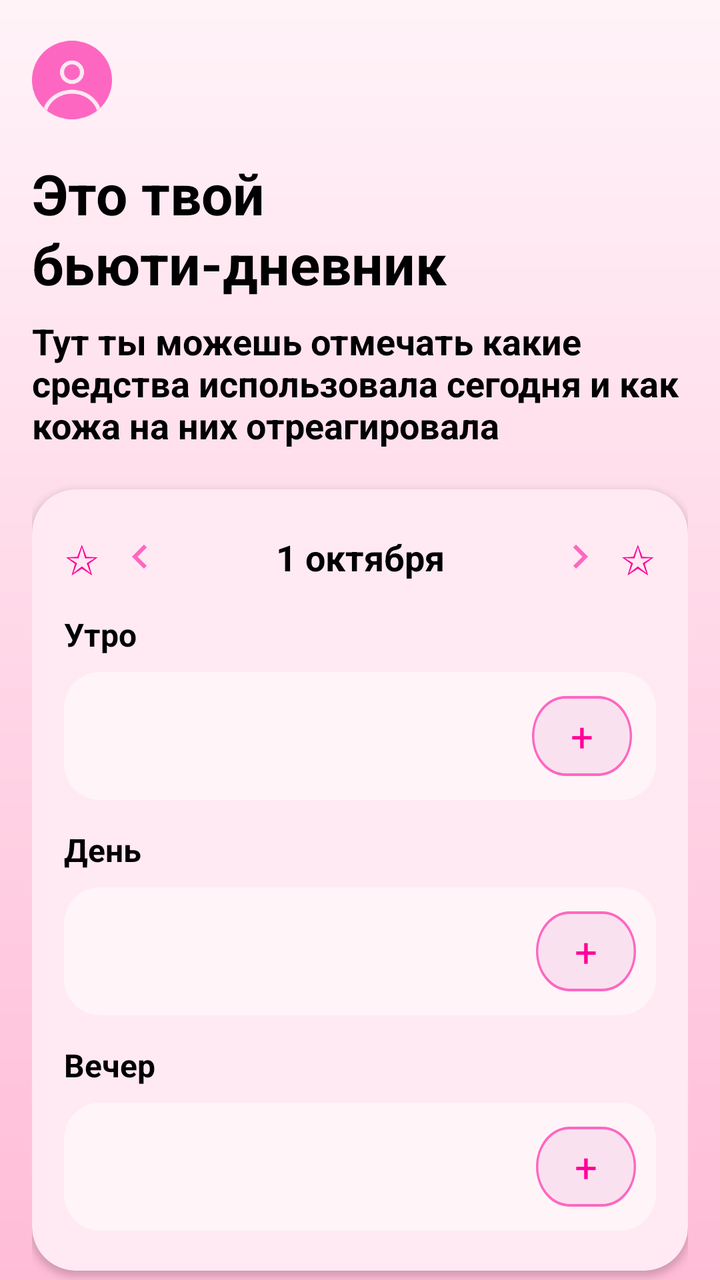
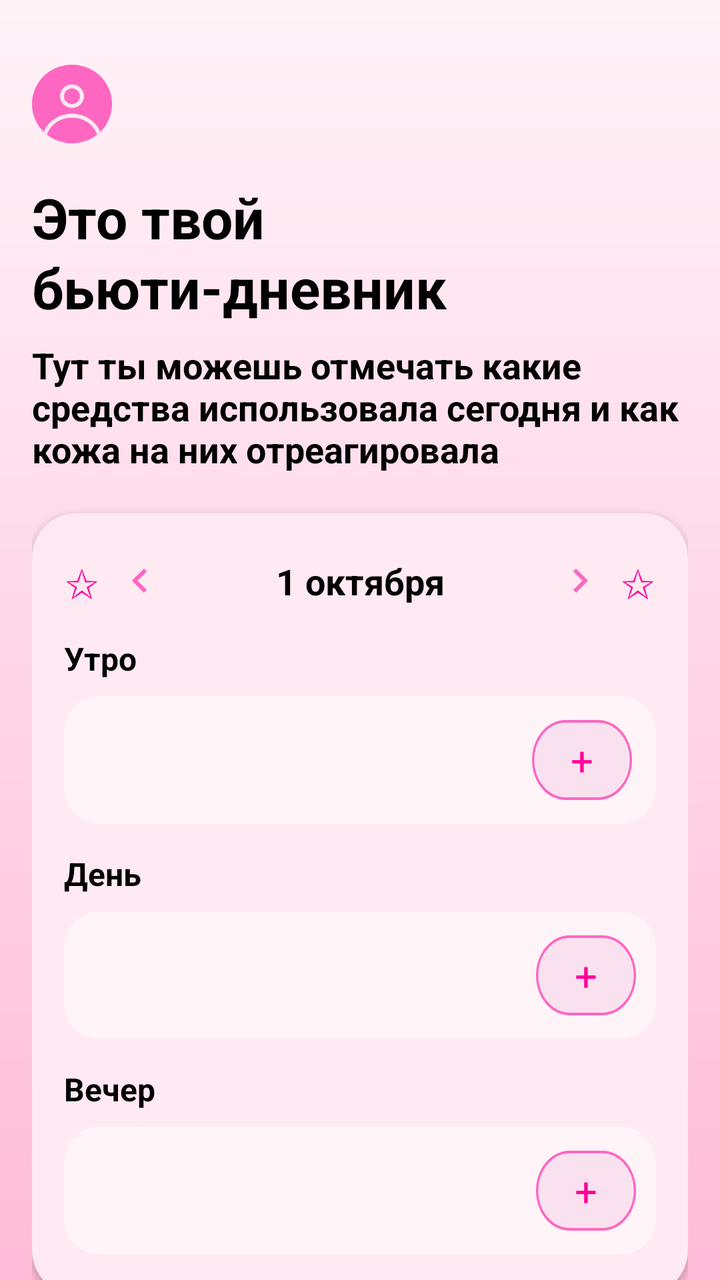

Screens rendered from an Android XML layout before and after an edit, with the pre-edit source and the edit as a unified diff.
<!-- AndroidManifest.xml: activity theme Theme.MyApplication -->
<!-- res/layout/activity_beauty_diary.xml -->
<?xml version="1.0" encoding="utf-8"?>
<androidx.constraintlayout.widget.ConstraintLayout
    xmlns:android="http://schemas.android.com/apk/res/android"
    xmlns:app="http://schemas.android.com/apk/res-auto"
    xmlns:tools="http://schemas.android.com/tools"
    android:layout_width="match_parent"
    android:layout_height="match_parent"
    android:background="@drawable/bg_diary_gradient"
    android:paddingStart="16dp"
    android:paddingEnd="16dp">

    
    <LinearLayout
        android:id="@+id/headerRow"
        android:layout_width="0dp"
        android:layout_height="wrap_content"
        android:layout_marginTop="20dp"
        android:orientation="horizontal"
        android:gravity="center_vertical"
        app:layout_constraintTop_toTopOf="parent"
        app:layout_constraintStart_toStartOf="parent"
        app:layout_constraintEnd_toEndOf="parent">

        <ImageView
            android:id="@+id/user_profile"
            android:layout_width="40dp"
            android:layout_height="40dp"
            android:src="@drawable/user_avatar" />


    </LinearLayout>


    
    <TextView
        android:id="@+id/titleText"
        android:layout_width="0dp"
        android:layout_height="wrap_content"
        android:layout_marginTop="18dp"
        android:lineSpacingExtra="2dp"
        android:text="Это твой бьюти-дневник"
        android:textColor="@color/text_primary"
        android:textSize="28sp"
        android:textStyle="bold"
        app:layout_constraintTop_toBottomOf="@id/headerRow"
        app:layout_constraintStart_toStartOf="parent"
        app:layout_constraintEnd_toEndOf="parent"/>

    <TextView
        android:id="@+id/subtitle"
        android:layout_width="0dp"
        android:layout_height="wrap_content"
        android:layout_marginTop="8dp"
        android:text="Тут ты можешь отмечать какие средства использовала сегодня и как кожа на них отреагировала"
        android:textColor="@color/text_primary"
        android:textSize="18sp"
        android:textStyle="bold"
        app:layout_constraintTop_toBottomOf="@id/titleText"
        app:layout_constraintStart_toStartOf="parent"
        app:layout_constraintEnd_toEndOf="parent"/>

    
    <androidx.cardview.widget.CardView
        android:id="@+id/dayCard"
        android:layout_width="0dp"
        android:layout_height="wrap_content"
        android:layout_marginTop="20dp"
        android:layout_marginBottom="16dp"
        app:cardBackgroundColor="@color/cardPink"
        app:cardCornerRadius="22dp"
        app:cardElevation="2dp"
        app:layout_constraintTop_toBottomOf="@id/subtitle"
        app:layout_constraintStart_toStartOf="parent"
        app:layout_constraintEnd_toEndOf="parent">

        <LinearLayout
            android:layout_width="match_parent"
            android:layout_height="wrap_content"
            android:orientation="vertical"
            android:padding="16dp">

            
            <LinearLayout
                android:id="@+id/dateNav"
                android:layout_width="match_parent"
                android:layout_height="wrap_content"
                android:orientation="horizontal"
                android:gravity="center_vertical"
                android:paddingTop="4dp"
                android:paddingBottom="8dp">

                <TextView
                    android:layout_width="wrap_content"
                    android:layout_height="wrap_content"
                    android:text="✩"
                    android:textColor="@color/primary"
                    android:textSize="20sp"/>

                <ImageView
                    android:id="@+id/prevDay"
                    android:layout_width="24dp"
                    android:layout_height="24dp"
                    android:layout_marginStart="8dp"
                    android:scaleX="-1"
                    android:src="@drawable/ic_arrow"/>

                <TextView
                    android:id="@+id/dateTitle"
                    android:layout_width="0dp"
                    android:layout_height="wrap_content"
                    android:layout_marginStart="12dp"
                    android:layout_marginEnd="12dp"
                    android:layout_weight="1"
                    android:gravity="center"
                    android:text="1 октября"
                    android:textColor="@color/text_primary"
                    android:textSize="18sp"
                    android:textStyle="bold"/>

                <ImageView
                    android:id="@+id/nextDay"
                    android:layout_width="24dp"
                    android:layout_height="24dp"
                    android:src="@drawable/ic_arrow"/>

                <TextView
                    android:layout_width="wrap_content"
                    android:layout_height="wrap_content"
                    android:layout_marginStart="8dp"
                    android:text="✩"
                    android:textColor="@color/primary"
                    android:textSize="20sp"/>
            </LinearLayout>

            
            <TextView
                android:id="@+id/morningTitle"
                android:layout_width="wrap_content"
                android:layout_height="wrap_content"
                android:layout_marginTop="6dp"
                android:text="Утро"
                android:textColor="@color/text_primary"
                android:textSize="16sp"
                android:textStyle="bold"/>

            <RelativeLayout
                android:id="@+id/morningContainer"
                android:layout_width="match_parent"
                android:layout_height="64dp"
                android:layout_marginTop="8dp">

                <View
                    android:id="@+id/morningBg"
                    android:layout_width="match_parent"
                    android:layout_height="match_parent"
                    android:background="@drawable/bg_input_pill"/>

                <com.google.android.material.chip.ChipGroup
                    android:id="@+id/morningGroup"
                    android:layout_width="match_parent"
                    android:layout_height="wrap_content"
                    android:layout_centerVertical="true"
                    android:layout_toStartOf="@id/addMorning"
                    android:paddingStart="12dp"
                    android:paddingEnd="12dp"/>

                <TextView
                    android:id="@+id/addMorning"
                    android:layout_width="50dp"
                    android:layout_height="40dp"
                    android:layout_alignParentEnd="true"
                    android:layout_centerVertical="true"
                    android:layout_marginEnd="12dp"
                    android:background="@drawable/bg_add_circle"
                    android:gravity="center"
                    android:text="+"
                    android:textColor="@color/primary"
                    android:textSize="20sp"/>
            </RelativeLayout>

            
            <TextView
                android:id="@+id/dayTitle"
                android:layout_width="wrap_content"
                android:layout_height="wrap_content"
                android:layout_marginTop="14dp"
                android:text="День"
                android:textColor="@color/text_primary"
                android:textSize="16sp"
                android:textStyle="bold"/>

            <RelativeLayout
                android:id="@+id/dayContainer"
                android:layout_width="match_parent"
                android:layout_height="64dp"
                android:layout_marginTop="8dp">

                <View
                    android:id="@+id/dayBg"
                    android:layout_width="match_parent"
                    android:layout_height="match_parent"
                    android:background="@drawable/bg_input_pill"/>

                <com.google.android.material.chip.ChipGroup
                    android:id="@+id/dayGroup"
                    android:layout_width="match_parent"
                    android:layout_height="wrap_content"
                    android:layout_centerVertical="true"
                    android:layout_toStartOf="@id/addDay"
                    android:paddingStart="12dp"
                    android:paddingEnd="12dp"
                   />

                <TextView
                    android:id="@+id/addDay"
                    android:layout_width="50dp"
                    android:layout_height="40dp"
                    android:layout_alignParentEnd="true"
                    android:layout_centerVertical="true"
                    android:layout_marginEnd="10dp"
                    android:background="@drawable/bg_add_circle"
                    android:gravity="center"
                    android:text="+"
                    android:textColor="@color/primary"
                    android:textSize="20sp"/>
            </RelativeLayout>

            
            <TextView
                android:id="@+id/eveningTitle"
                android:layout_width="wrap_content"
                android:layout_height="wrap_content"
                android:layout_marginTop="14dp"
                android:text="Вечер"
                android:textColor="@color/text_primary"
                android:textSize="16sp"
                android:textStyle="bold"/>

            <RelativeLayout
                android:id="@+id/eveningContainer"
                android:layout_width="match_parent"
                android:layout_height="64dp"
                android:layout_marginTop="8dp"
                android:layout_marginBottom="4dp">

                <View
                    android:id="@+id/eveningBg"
                    android:layout_width="match_parent"
                    android:layout_height="match_parent"
                    android:background="@drawable/bg_input_pill"/>

                <com.google.android.material.chip.ChipGroup
                    android:id="@+id/eveningGroup"
                    android:layout_width="match_parent"
                    android:layout_height="wrap_content"
                    android:layout_centerVertical="true"
                    android:layout_toStartOf="@id/addEvening"
                    android:paddingStart="12dp"
                    android:paddingEnd="12dp"
                    />

                <TextView
                    android:id="@+id/addEvening"
                    android:layout_width="50dp"
                    android:layout_height="40dp"
                    android:layout_alignParentEnd="true"
                    android:layout_centerVertical="true"
                    android:layout_marginEnd="10dp"
                    android:background="@drawable/bg_add_circle"
                    android:gravity="center"
                    android:text="+"
                    android:textColor="@color/primary"
                    android:textSize="20sp"/>
            </RelativeLayout>

        </LinearLayout>
    </androidx.cardview.widget.CardView>

</androidx.constraintlayout.widget.ConstraintLayout>
<!-- resources referenced by this layout -->
<resources>
  <color name="cardPink">#FFE9F2</color>
  <color name="primary">#FF0099</color>
  <color name="text_primary">#000000</color>
  <!-- drawable bg_add_circle (drawable) -->
  <vector
      xmlns:android="http://schemas.android.com/apk/res/android"
      xmlns:aapt="http://schemas.android.com/aapt"
      android:width="44dp"
      android:height="29.68dp"
      android:viewportWidth="44"
      android:viewportHeight="29.68"
      >
      <group>
          <clip-path
              android:pathData="M14.8412 0H29.1588C37.3554 0 44 6.64462 44 14.8412C44 23.0377 37.3554 29.6824 29.1588 29.6824H14.8412C6.64462 29.6824 0 23.0377 0 14.8412C0 6.64462 6.64462 0 14.8412 0Z"
              />
          <path
              android:pathData="M0 0V29.6824H44V0"
              android:fillColor="#FAE1EF"
              />
          <path
              android:pathData="M14.8412 0H29.1588C37.3554 0 44 6.64462 44 14.8412C44 23.0377 37.3554 29.6824 29.1588 29.6824H14.8412C6.64462 29.6824 0 23.0377 0 14.8412C0 6.64462 6.64462 0 14.8412 0Z"
              android:strokeWidth="2"
              android:strokeColor="#FD67C1"
              />
      </group>
  </vector>
  <!-- drawable bg_diary_gradient (drawable) -->
  <?xml version="1.0" encoding="utf-8"?>
  <shape xmlns:android="http://schemas.android.com/apk/res/android">
      <gradient
          android:type="linear"
          android:angle="270"
          android:startColor="#FFF3F8"
          android:endColor="#FFBCD7"/>
  </shape>
  <!-- drawable bg_input_pill (drawable) -->
  <?xml version="1.0" encoding="utf-8"?>
  <shape xmlns:android="http://schemas.android.com/apk/res/android">
      <solid android:color="@color/pillPink"/>
      <corners android:radius="18dp"/>
  </shape>
  <!-- drawable ic_arrow (drawable) -->
  <vector xmlns:android="http://schemas.android.com/apk/res/android"
      android:width="24dp"
      android:height="24dp"
      android:viewportWidth="24"
      android:viewportHeight="24">
      <path
          android:fillColor="#FD67C1"
          android:pathData="M8.59,16.59L13.17,12 8.59,7.41 10,6l6,6 -6,6 -1.41,-1.41z"/>
  </vector>
  <!-- drawable user_avatar: png bitmap (drawable, 4859 bytes) -->
  <style name="Theme.MyApplication" parent="Theme.MaterialComponents.Light.NoActionBar">
          <item name="android:windowBackground">@color/background</item>
      </style>
  <color name="pillPink">#FFF4F8</color>
  <color name="background">#FFE6F2</color>
</resources>

<!-- the commit's change to res/layout/activity_beauty_diary.xml (unified diff, before → after) -->
@@ -14,7 +14,7 @@
         android:id="@+id/headerRow"
         android:layout_width="0dp"
         android:layout_height="wrap_content"
-        android:layout_marginTop="20dp"
+        android:layout_marginTop="32dp"
         android:orientation="horizontal"
         android:gravity="center_vertical"
         app:layout_constraintTop_toTopOf="parent"
